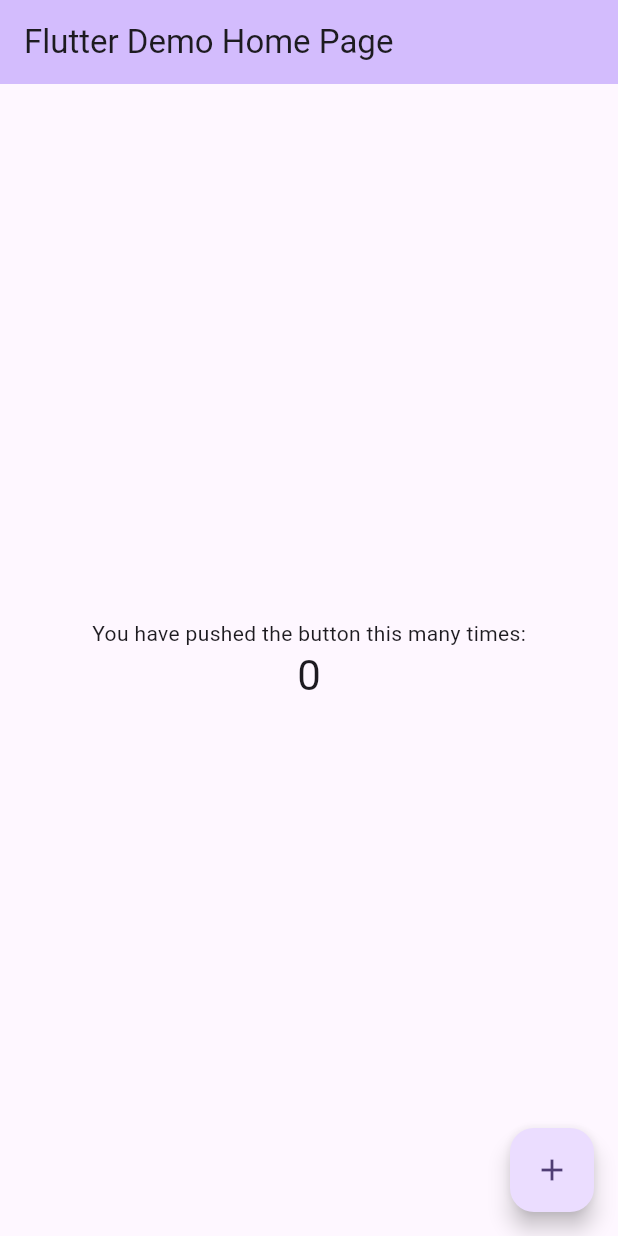
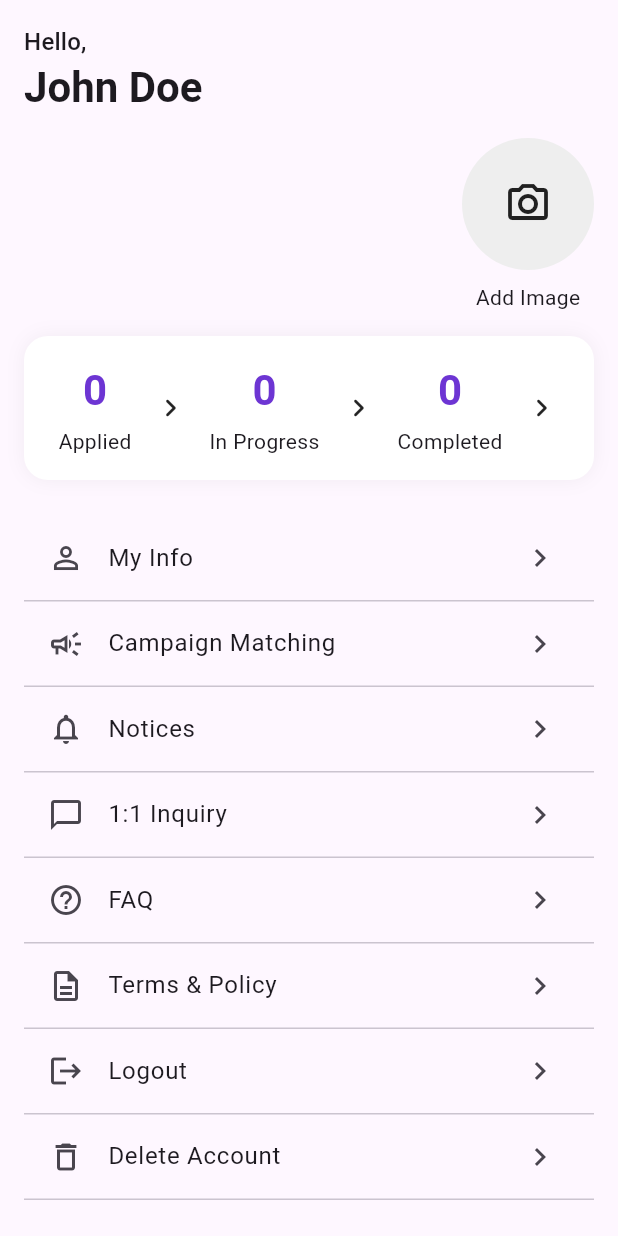
Before and after one commit to Sojib201/assignments, a Flutter app: the screen it shows after launch, on a phone screen of 412 x 824 dp. Run offline on Flutter 3.47's test engine with Material 3 defaults, Android fonts, the phone set to English and light mode, and no system bars; our stand-ins replace get, permission_handler; Roboto replaces fonts that are missing (SF Pro).

Commit message:
project setup

```diff
--- /dev/null
+++ b/lib/app_routes.dart
@@ -0,0 +1,9 @@
+class Routes {
+  static const splash = '/';
+  static const home = '/home';
+  static const campaign = '/campaign';
+  static const myInfo = '/my-info';
+  static const basicInfo = '/basic-info';
+  static const password = '/password';
+  static const interests = '/interests';
+}
--- /dev/null
+++ b/lib/controllers/campaign_controller.dart
@@ -0,0 +1,33 @@
+import 'package:get/get.dart';
+
+class CampaignItem {
+  final String imageUrl;
+  final String title;
+  final String subtitle;
+  final List<String> tags;
+  CampaignItem({required this.imageUrl, required this.title, required this.subtitle, required this.tags});
+}
+
+class CampaignController extends GetxController {
+  final tabIndex = 0.obs;
+  final items = <CampaignItem>[
+    CampaignItem(
+      imageUrl: 'https://images.unsplash.com/photo-1507525428034-b723cf961d3e',
+      title: 'Company Name Here',
+      subtitle: 'This is where the one-line description appears.',
+      tags: ['F&B', 'Fashion', 'Kids', 'Living/Interior'],
+    ),
+    CampaignItem(
+      imageUrl: 'https://images.unsplash.com/photo-1504674900247-0877df9cc836',
+      title: 'Company Name Here',
+      subtitle: 'This is where the one-line description appears.',
+      tags: ['F&B', 'Fashion', 'Kids', 'Living/Interior'],
+    ),
+    CampaignItem(
+      imageUrl: 'https://images.unsplash.com/photo-1500530855697-b586d89ba3ee',
+      title: 'Company Name Here',
+      subtitle: 'This is where the one-line description appears.',
+      tags: ['F&B', 'Fashion', 'Kids', 'Living/Interior'],
+    ),
+  ].obs;
+}
--- /dev/null
+++ b/lib/controllers/home_controller.dart
@@ -0,0 +1,8 @@
+import 'package:get/get.dart';
+
+class HomeController extends GetxController {
+  final userName = 'John Doe'.obs;
+  final appliedCount = 0.obs;
+  final inProgressCount = 0.obs;
+  final completedCount = 0.obs;
+}
--- /dev/null
+++ b/lib/controllers/myinfo_controller.dart
@@ -0,0 +1,15 @@
+import 'package:get/get.dart';
+
+class MyInfoController extends GetxController {
+  final userId = 'asdf123'.obs;
+  final email = 'asdf123@naver.com'.obs;
+  final phone = '010-1234-5678'.obs;
+  final nickname = 'Jang Balsan'.obs;
+  final instagram = 'ffkdo_sa'.obs;
+  final portfolioLink = 'https://www.naver.com/'.obs;
+  final portfolioFileName = 'portfolio.pdf'.obs;
+
+  final canSave = false.obs;
+
+  void markDirty() => canSave.value = true;
+}
--- /dev/null
+++ b/lib/controllers/password_controller.dart
@@ -0,0 +1,14 @@
+import 'package:get/get.dart';
+
+class PasswordController extends GetxController {
+  final current = ''.obs;
+  final next = ''.obs;
+  final confirm = ''.obs;
+  final valid = false.obs;
+
+  void validate() {
+    valid.value = next.value.isNotEmpty &&
+        next.value == confirm.value &&
+        next.value.length >= 8;
+  }
+}
--- /dev/null
+++ b/lib/controllers/permission_controller.dart
@@ -0,0 +1,16 @@
+import 'package:get/get.dart';
+import 'package:permission_handler/permission_handler.dart';
+
+class PermissionController extends GetxController {
+  final photoGranted = false.obs;
+
+  Future<void> requestPhoto() async {
+    final status = await Permission.photos.request();
+    photoGranted.value = status.isGranted;
+  }
+
+  Future<void> requestStorage() async {
+    final status = await Permission.storage.request();
+    photoGranted.value = status.isGranted;
+  }
+}
--- a/lib/main.dart
+++ b/lib/main.dart
@@ -1,4 +1,18 @@
 import 'package:flutter/material.dart';
+import 'package:get/get.dart';
+import 'app_routes.dart';
+import 'controllers/home_controller.dart';
+import 'controllers/campaign_controller.dart';
+import 'controllers/myinfo_controller.dart';
+import 'controllers/password_controller.dart';
+import 'controllers/permission_controller.dart';
+import 'views/splash_page.dart';
+import 'views/home_page.dart';
+import 'views/campaign_page.dart';
+import 'views/myinfo_page.dart';
+import 'views/basic_info_page.dart';
+import 'views/password_page.dart';
+import 'views/interests_page.dart';
 
 void main() {
   runApp(const MyApp());
@@ -7,101 +21,34 @@ void main() {
 class MyApp extends StatelessWidget {
   const MyApp({super.key});
 
-  // This widget is the root of your application.
   @override
   Widget build(BuildContext context) {
-    return MaterialApp(
-      title: 'Flutter Demo',
+    return GetMaterialApp(
+      title: 'MY FLYN',
       theme: ThemeData(
-        colorScheme: ColorScheme.fromSeed(seedColor: Colors.deepPurple),
+        colorScheme: ColorScheme.fromSeed(seedColor: const Color(0xFF4B1D8B)),
+        useMaterial3: true,
+        fontFamily: 'SF Pro',
       ),
-      home: const MyHomePage(title: 'Flutter Demo Home Page'),
+      initialRoute: Routes.splash,
+      getPages: [
+        GetPage(name: Routes.splash, page: () => const SplashPage()),
+        GetPage(name: Routes.home, page: () => HomePage(), binding: BindingsBuilder(() {
+          Get.put(HomeController());
+          Get.put(PermissionController());
+        })),
+        GetPage(name: Routes.campaign, page: () => CampaignPage(), binding: BindingsBuilder(() {
+          Get.put(CampaignController());
+        })),
+        GetPage(name: Routes.myInfo, page: () => const MyInfoPage()),
+        GetPage(name: Routes.basicInfo, page: () => BasicInfoPage(), binding: BindingsBuilder(() {
+          Get.put(MyInfoController());
+        })),
+        GetPage(name: Routes.password, page: () => PasswordPage(), binding: BindingsBuilder(() {
+          Get.put(PasswordController());
+        })),
+        GetPage(name: Routes.interests, page: () => const InterestsPage()),
+      ],
     );
   }
 }
-
-class MyHomePage extends StatefulWidget {
-  const MyHomePage({super.key, required this.title});
-
-  // This widget is the home page of your application. It is stateful, meaning
-  // that it has a State object (defined below) that contains fields that affect
-  // how it looks.
-
-  // This class is the configuration for the state. It holds the values (in this
-  // case the title) provided by the parent (in this case the App widget) and
-  // used by the build method of the State. Fields in a Widget subclass are
-  // always marked "final".
-
-  final String title;
-
-  @override
-  State<MyHomePage> createState() => _MyHomePageState();
-}
-
-class _MyHomePageState extends State<MyHomePage> {
-  int _counter = 0;
-
-  void _incrementCounter() {
-    setState(() {
-      // This call to setState tells the Flutter framework that something has
-      // changed in this State, which causes it to rerun the build method below
-      // so that the display can reflect the updated values. If we changed
-      // _counter without calling setState(), then the build method would not be
-      // called again, and so nothing would appear to happen.
-      _counter++;
-    });
-  }
-
-  @override
-  Widget build(BuildContext context) {
-    // This method is rerun every time setState is called, for instance as done
-    // by the _incrementCounter method above.
-    //
-    // The Flutter framework has been optimized to make rerunning build methods
-    // fast, so that you can just rebuild anything that needs updating rather
-    // than having to individually change instances of widgets.
-    return Scaffold(
-      appBar: AppBar(
-        // TRY THIS: Try changing the color here to a specific color (to
-        // Colors.amber, perhaps?) and trigger a hot reload to see the AppBar
-        // change color while the other colors stay the same.
-        backgroundColor: Theme.of(context).colorScheme.inversePrimary,
-        // Here we take the value from the MyHomePage object that was created by
-        // the App.build method, and use it to set our appbar title.
-        title: Text(widget.title),
-      ),
-      body: Center(
-        // Center is a layout widget. It takes a single child and positions it
-        // in the middle of the parent.
-        child: Column(
-          // Column is also a layout widget. It takes a list of children and
-          // arranges them vertically. By default, it sizes itself to fit its
-          // children horizontally, and tries to be as tall as its parent.
-          //
-          // Column has various properties to control how it sizes itself and
-          // how it positions its children. Here we use mainAxisAlignment to
-          // center the children vertically; the main axis here is the vertical
-          // axis because Columns are vertical (the cross axis would be
-          // horizontal).
-          //
-          // TRY THIS: Invoke "debug painting" (choose the "Toggle Debug Paint"
-          // action in the IDE, or press "p" in the console), to see the
-          // wireframe for each widget.
-          mainAxisAlignment: MainAxisAlignment.center,
-          children: <Widget>[
-            const Text('You have pushed the button this many times:'),
-            Text(
-              '$_counter',
-              style: Theme.of(context).textTheme.headlineMedium,
-            ),
-          ],
-        ),
-      ),
-      floatingActionButton: FloatingActionButton(
-        onPressed: _incrementCounter,
-        tooltip: 'Increment',
-        child: const Icon(Icons.add),
-      ), // This trailing comma makes auto-formatting nicer for build methods.
-    );
-  }
-}
--- /dev/null
+++ b/lib/views/home_page.dart
@@ -0,0 +1,130 @@
+import 'package:flutter/material.dart';
+import 'package:get/get.dart';
+import '../app_routes.dart';
+import '../controllers/home_controller.dart';
+import '../controllers/permission_controller.dart';
+
+class HomePage extends StatelessWidget {
+  HomePage({super.key});
+
+  final controller = Get.find<HomeController>();
+  final perm = Get.find<PermissionController>();
+
+  @override
+  Widget build(BuildContext context) {
+    return Scaffold(
+      appBar: AppBar(toolbarHeight: 0),
+      body: SafeArea(
+        child: SingleChildScrollView(
+          padding: const EdgeInsets.symmetric(horizontal: 16),
+          child: Column(
+            crossAxisAlignment: CrossAxisAlignment.start,
+            children: [
+              const SizedBox(height: 16),
+              Text('Hello,', style: Theme.of(context).textTheme.titleMedium),
+              Obx(() => Text(
+                controller.userName.value,
+                style: Theme.of(context)
+                    .textTheme
+                    .headlineMedium
+                    ?.copyWith(fontWeight: FontWeight.bold),
+              )),
+              const SizedBox(height: 16),
+              Align(
+                alignment: Alignment.centerRight,
+                child: GestureDetector(
+                  onTap: () async {
+                    // Request permission to choose photo
+                    await perm.requestPhoto();
+                    Get.snackbar('Permission',
+                        perm.photoGranted.value ? 'Photo permission granted' : 'Permission denied');
+                  },
+                  child: Column(
+                    children: [
+                      Container(
+                        width: 88,
+                        height: 88,
+                        decoration: BoxDecoration(
+                            color: Colors.grey.shade200, shape: BoxShape.circle),
+                        child: const Icon(Icons.camera_alt_outlined, size: 32),
+                      ),
+                      const SizedBox(height: 8),
+                      const Text('Add Image'),
+                    ],
+                  ),
+                ),
+              ),
+              const SizedBox(height: 16),
+              Container(
+                padding: const EdgeInsets.all(16),
+                decoration: BoxDecoration(
+                  color: Colors.white,
+                  borderRadius: BorderRadius.circular(16),
+                  boxShadow: [
+                    BoxShadow(
+                        color: Colors.black.withOpacity(0.05), blurRadius: 10)
+                  ],
+                ),
+                child: Row(
+                  mainAxisAlignment: MainAxisAlignment.spaceAround,
+                  children: [
+                    _counter('Applied', controller.appliedCount),
+                    const Icon(Icons.chevron_right_rounded),
+                    _counter('In Progress', controller.inProgressCount),
+                    const Icon(Icons.chevron_right_rounded),
+                    _counter('Completed', controller.completedCount),
+                    const Icon(Icons.chevron_right_rounded),
+                  ],
+                ),
+              ),
+              const SizedBox(height: 24),
+              _menuTile(
+                  icon: Icons.person_outline,
+                  title: 'My Info',
+                  onTap: () => Get.toNamed(Routes.myInfo)),
+              _menuTile(
+                  icon: Icons.campaign_outlined,
+                  title: 'Campaign Matching',
+                  onTap: () => Get.toNamed(Routes.campaign)),
+              _menuTile(icon: Icons.notifications_none, title: 'Notices'),
+              _menuTile(icon: Icons.chat_bubble_outline, title: '1:1 Inquiry'),
+              _menuTile(icon: Icons.help_outline, title: 'FAQ'),
+              _menuTile(icon: Icons.description_outlined, title: 'Terms & Policy'),
+              _menuTile(icon: Icons.logout, title: 'Logout'),
+              _menuTile(icon: Icons.delete_outline, title: 'Delete Account'),
+              const SizedBox(height: 24),
+            ],
+          ),
+        ),
+      ),
+    );
+  }
+
+  Widget _menuTile({required IconData icon, required String title, VoidCallback? onTap}) {
+    return Column(
+      children: [
+        ListTile(
+          leading: Icon(icon),
+          title: Text(title),
+          trailing: const Icon(Icons.chevron_right),
+          onTap: onTap,
+        ),
+        const Divider(height: 1),
+      ],
+    );
+  }
+
+  Widget _counter(String label, RxInt value) {
+    return Obx(() => Column(
+      children: [
+        Text(value.value.toString(),
+            style: const TextStyle(
+                fontSize: 28,
+                fontWeight: FontWeight.w700,
+                color: Color(0xFF6D35D3))),
+        const SizedBox(height: 4),
+        Text(label),
+      ],
+    ));
+  }
+}
--- a/pubspec.yaml
+++ b/pubspec.yaml
@@ -28,6 +28,12 @@ environment:
 # the latest version available on pub.dev. To see which dependencies have newer
 # versions available, run `flutter pub outdated`.
 dependencies:
+  get: ^4.7.2
+  permission_handler: ^12.0.1
+  url_launcher: ^6.3.2
+  flutter_screenutil: ^5.9.3
+
+
   flutter:
     sdk: flutter
 
```
Also changed, not shown: lib/views/basic_info_page.dart (added, +95 -0 lines), lib/views/campaign_page.dart (added, +102 -0 lines), lib/views/interests_page.dart (added, +13 -0 lines), lib/views/myinfo_page.dart (added, +33 -0 lines), lib/views/password_page.dart (added, +49 -0 lines), lib/views/splash_page.dart (added, +30 -0 lines), lib/widgets/labeled_field.dart (added, +45 -0 lines), lib/widgets/primary_button.dart (added, +23 -0 lines), pubspec.lock, 2 other files.
